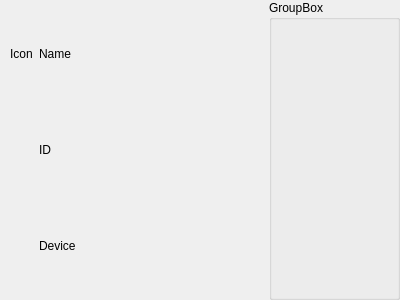
openSYDE/openSYDE, file opensyde_tool/src/system_views/device_configuration/C_SyvDcExistingNodeWidget.ui: the form before one commit.
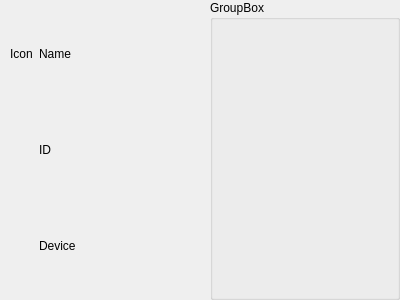
The form after the commit. Custom widgets are drawn as their Qt base class.

```diff
--- a/opensyde_tool/src/system_views/device_configuration/C_SyvDcExistingNodeWidget.ui
+++ b/opensyde_tool/src/system_views/device_configuration/C_SyvDcExistingNodeWidget.ui
@@ -69,6 +69,12 @@
    </item>
    <item>
     <widget class="stw_opensyde_gui_elements::C_OgeGbxTransparent" name="pc_GroupBoxSerialNumber">
+     <property name="minimumSize">
+      <size>
+       <width>190</width>
+       <height>0</height>
+      </size>
+     </property>
      <property name="title">
       <string>GroupBox</string>
      </property>
@@ -86,7 +92,14 @@
        <number>0</number>
       </property>
       <item>
-       <widget class="stw_opensyde_gui::C_SyvDcExistingNodeDropAreaWidget" name="pc_WidgetSerialNumber" native="true"/>
+       <widget class="stw_opensyde_gui::C_SyvDcExistingNodeDropAreaWidget" name="pc_WidgetSerialNumber" native="true">
+        <property name="minimumSize">
+         <size>
+          <width>0</width>
+          <height>37</height>
+         </size>
+        </property>
+       </widget>
       </item>
       <item>
        <spacer name="verticalSpacer">
```
